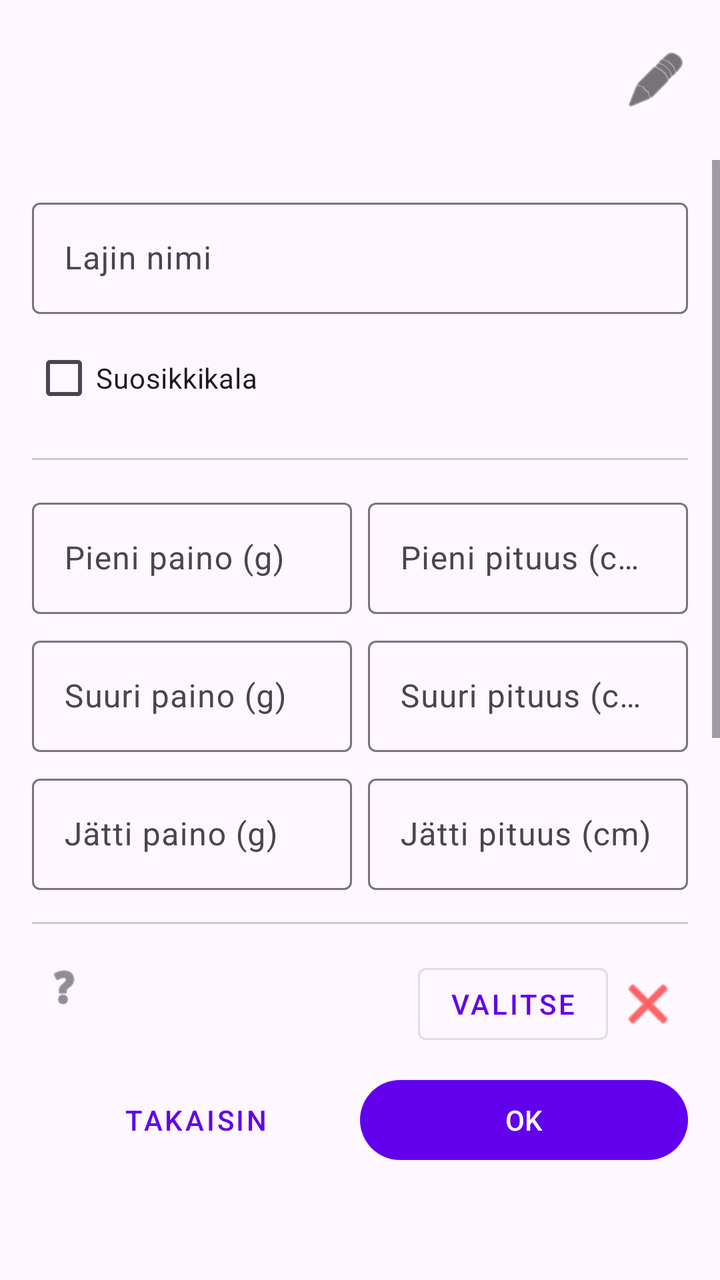
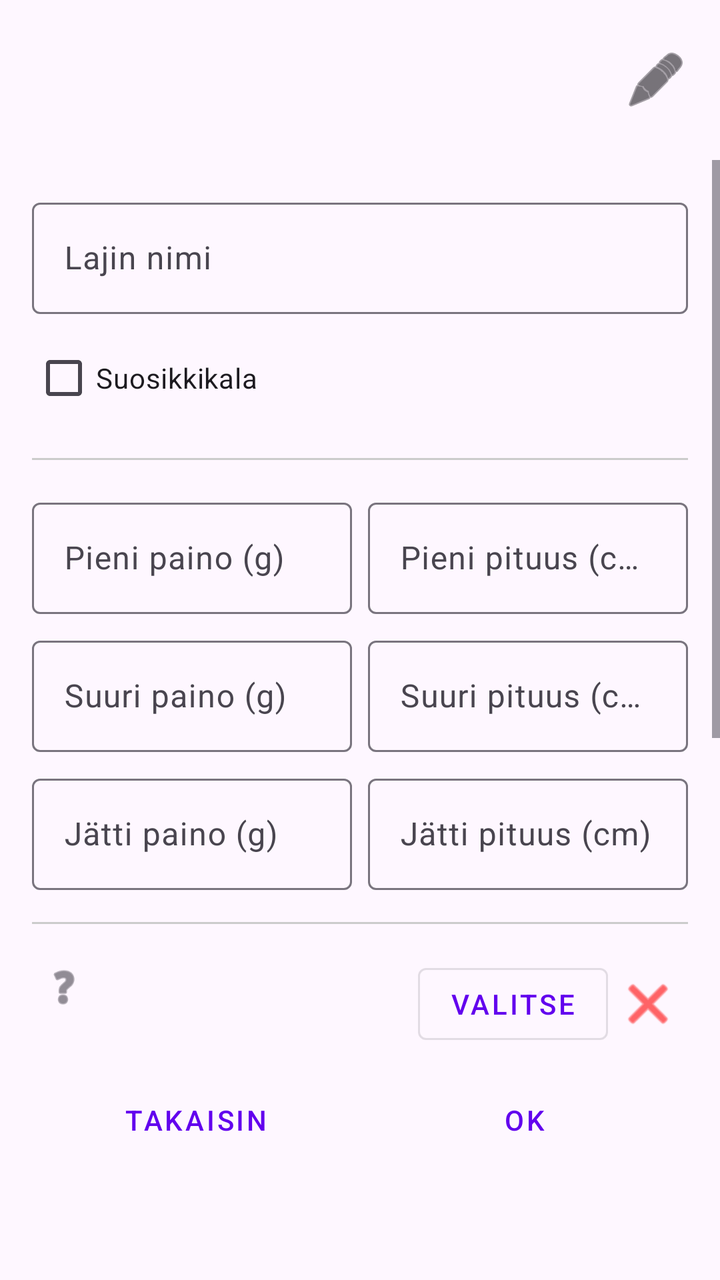

Two renders of the same Android screen: before a commit and after it. Below are the layout's source before the change and the commit's diff.
<!-- AndroidManifest.xml: application theme Theme.KalaKartta -->
<!-- res/layout/activity_edit_species_detail.xml -->
<?xml version="1.0" encoding="utf-8"?>
<LinearLayout xmlns:android="http://schemas.android.com/apk/res/android"
    android:layout_width="match_parent"
    android:layout_height="match_parent"
    android:orientation="vertical">

    <include layout="@layout/dialog_custom_title" />

    <ScrollView
        android:layout_width="match_parent"
        android:layout_height="0dp"
        android:layout_weight="1">

        <LinearLayout
            android:layout_width="match_parent"
            android:layout_height="wrap_content"
            android:orientation="vertical"
            android:padding="16dp">

            <com.google.android.material.textfield.TextInputLayout
                android:id="@+id/speciesNameLayout"
                android:layout_width="match_parent"
                android:layout_height="wrap_content"
                android:hint="@string/species_name">
                <com.google.android.material.textfield.TextInputEditText
                    android:id="@+id/speciesNameInput"
                    android:layout_width="match_parent"
                    android:layout_height="wrap_content"
                    android:inputType="textCapSentences" />
            </com.google.android.material.textfield.TextInputLayout>

            <CheckBox
                android:id="@+id/favouriteFishCheckBox"
                android:layout_width="match_parent"
                android:layout_height="wrap_content"
                android:layout_marginTop="8dp"
                android:text="@string/favourite_fish" />

            <View android:layout_width="match_parent" android:layout_height="1dp" android:background="#CCCCCC" android:layout_marginVertical="16dp" />

            <LinearLayout android:layout_width="match_parent" android:layout_height="wrap_content" android:orientation="horizontal">
                <com.google.android.material.textfield.TextInputLayout
                    android:layout_width="0dp" android:layout_height="wrap_content" android:layout_weight="1" android:hint="@string/small_weight" android:layout_marginEnd="4dp">
                    <com.google.android.material.textfield.TextInputEditText android:id="@+id/smallWeightInput" android:layout_width="match_parent" android:layout_height="wrap_content" android:inputType="number" />
                </com.google.android.material.textfield.TextInputLayout>
                <com.google.android.material.textfield.TextInputLayout
                    android:layout_width="0dp" android:layout_height="wrap_content" android:layout_weight="1" android:hint="@string/small_length" android:layout_marginStart="4dp">
                    <com.google.android.material.textfield.TextInputEditText android:id="@+id/smallLengthInput" android:layout_width="match_parent" android:layout_height="wrap_content" android:inputType="number" />
                </com.google.android.material.textfield.TextInputLayout>
            </LinearLayout>

            <LinearLayout android:layout_width="match_parent" android:layout_height="wrap_content" android:orientation="horizontal" android:layout_marginTop="8dp">
                <com.google.android.material.textfield.TextInputLayout
                    android:layout_width="0dp" android:layout_height="wrap_content" android:layout_weight="1" android:hint="@string/large_weight" android:layout_marginEnd="4dp">
                    <com.google.android.material.textfield.TextInputEditText android:id="@+id/largeWeightInput" android:layout_width="match_parent" android:layout_height="wrap_content" android:inputType="number" />
                </com.google.android.material.textfield.TextInputLayout>
                <com.google.android.material.textfield.TextInputLayout
                    android:layout_width="0dp" android:layout_height="wrap_content" android:layout_weight="1" android:hint="@string/large_length" android:layout_marginStart="4dp">
                    <com.google.android.material.textfield.TextInputEditText android:id="@+id/largeLengthInput" android:layout_width="match_parent" android:layout_height="wrap_content" android:inputType="number" />
                </com.google.android.material.textfield.TextInputLayout>
            </LinearLayout>

            <LinearLayout android:layout_width="match_parent" android:layout_height="wrap_content" android:orientation="horizontal" android:layout_marginTop="8dp">
                <com.google.android.material.textfield.TextInputLayout
                    android:layout_width="0dp" android:layout_height="wrap_content" android:layout_weight="1" android:hint="@string/giant_weight" android:layout_marginEnd="4dp">
                    <com.google.android.material.textfield.TextInputEditText android:id="@+id/giantWeightInput" android:layout_width="match_parent" android:layout_height="wrap_content" android:inputType="number" />
                </com.google.android.material.textfield.TextInputLayout>
                <com.google.android.material.textfield.TextInputLayout
                    android:layout_width="0dp" android:layout_height="wrap_content" android:layout_weight="1" android:hint="@string/giant_length" android:layout_marginStart="4dp">
                    <com.google.android.material.textfield.TextInputEditText android:id="@+id/giantLengthInput" android:layout_width="match_parent" android:layout_height="wrap_content" android:inputType="number" />
                </com.google.android.material.textfield.TextInputLayout>
            </LinearLayout>

            <View android:layout_width="match_parent" android:layout_height="1dp" android:background="#CCCCCC" android:layout_marginVertical="16dp" />

            <include layout="@layout/item_icon_edit" android:id="@+id/iconDefaultEdit" />
            <include layout="@layout/item_icon_edit" android:id="@+id/iconSmallEdit" />
            <include layout="@layout/item_icon_edit" android:id="@+id/iconLargeEdit" />
            <include layout="@layout/item_icon_edit" android:id="@+id/iconGiantEdit" />

        </LinearLayout>
    </ScrollView>

    <LinearLayout
        android:layout_width="match_parent"
        android:layout_height="wrap_content"
        android:orientation="horizontal"
        android:padding="16dp"
        android:layout_marginBottom="40dp">

        <com.google.android.material.button.MaterialButton
            android:id="@+id/backButton"
            style="@style/Widget.MaterialComponents.Button.TextButton"
            android:layout_width="0dp"
            android:layout_height="wrap_content"
            android:layout_weight="1"
            android:text="@string/back" />

        <com.google.android.material.button.MaterialButton
            android:id="@+id/deleteSpeciesButton"
            style="@style/Widget.MaterialComponents.Button.TextButton"
            android:layout_width="0dp"
            android:layout_height="wrap_content"
            android:layout_weight="1"
            android:text="@string/delete"
            android:textColor="#FF0000"
            android:visibility="gone" />

        <com.google.android.material.button.MaterialButton
            android:id="@+id/okButton"
            android:layout_width="0dp"
            android:layout_height="wrap_content"
            android:layout_weight="1"
            android:text="OK" />
    </LinearLayout>

</LinearLayout>
<!-- res/layout/dialog_custom_title.xml (included above) -->
<?xml version="1.0" encoding="utf-8"?>
<LinearLayout xmlns:android="http://schemas.android.com/apk/res/android"
    xmlns:app="http://schemas.android.com/apk/res-auto"
    android:layout_width="match_parent"
    android:layout_height="wrap_content"
    android:orientation="horizontal"
    android:gravity="center_vertical"
    android:paddingStart="24dp"
    android:paddingTop="16dp"
    android:paddingEnd="8dp"
    android:paddingBottom="16dp">

    <TextView
        android:id="@+id/dialogTitle"
        android:layout_width="wrap_content"
        android:layout_height="wrap_content"
        android:ellipsize="end"
        android:singleLine="true"
        android:textAppearance="@style/TextAppearance.AppCompat.Title" />

    <ImageView
        android:id="@+id/titleIcon"
        android:layout_width="32dp"
        android:layout_height="32dp"
        android:layout_marginStart="8dp"
        android:scaleType="centerInside"
        android:visibility="gone" />

    <View
        android:layout_width="0dp"
        android:layout_height="0dp"
        android:layout_weight="1" />
    
    <ImageButton
        android:id="@+id/editMenuButton"
        android:layout_width="48dp"
        android:layout_height="48dp"
        android:background="?attr/selectableItemBackgroundBorderless"
        android:contentDescription="@string/edit"
        android:src="@android:drawable/ic_menu_edit"
        app:tint="?android:attr/textColorPrimary" />

</LinearLayout>
<!-- res/layout/item_icon_edit.xml (included above) -->
<?xml version="1.0" encoding="utf-8"?>
<LinearLayout xmlns:android="http://schemas.android.com/apk/res/android"
    xmlns:app="http://schemas.android.com/apk/res-auto"
    android:layout_width="match_parent"
    android:layout_height="wrap_content"
    android:orientation="horizontal"
    android:gravity="center_vertical"
    android:layout_marginBottom="16dp">

    <LinearLayout
        android:layout_width="0dp"
        android:layout_height="wrap_content"
        android:layout_weight="1"
        android:orientation="vertical">

        <LinearLayout
            android:layout_width="wrap_content"
            android:layout_height="wrap_content"
            android:orientation="horizontal"
            android:gravity="center_vertical">

            <TextView
                android:id="@+id/iconLabel"
                android:layout_width="wrap_content"
                android:layout_height="wrap_content"
                android:textAppearance="@style/TextAppearance.AppCompat.Small" />

            <ImageView
                android:id="@+id/helpIcon"
                android:layout_width="24dp"
                android:layout_height="24dp"
                android:layout_marginStart="4dp"
                android:src="@android:drawable/ic_menu_help"
                app:tint="?android:attr/textColorSecondary" />
        </LinearLayout>

        <TextView
            android:id="@+id/iconPath"
            android:layout_width="match_parent"
            android:layout_height="wrap_content"
            android:textSize="12sp"
            android:textColor="?android:attr/textColorSecondary"
            android:ellipsize="middle"
            android:singleLine="true" />

    </LinearLayout>

    <ImageView
        android:id="@+id/iconPreview"
        android:layout_width="40dp"
        android:layout_height="40dp"
        android:layout_marginHorizontal="8dp"
        android:scaleType="centerInside" />

    <com.google.android.material.button.MaterialButton
        android:id="@+id/selectIconButton"
        style="@style/Widget.MaterialComponents.Button.OutlinedButton"
        android:layout_width="wrap_content"
        android:layout_height="wrap_content"
        android:text="Valitse" />

    <ImageButton
        android:id="@+id/deleteIconButton"
        android:layout_width="40dp"
        android:layout_height="40dp"
        android:background="?attr/selectableItemBackgroundBorderless"
        android:src="@android:drawable/ic_menu_close_clear_cancel"
        app:tint="#FF0000" />

</LinearLayout>
<!-- resources referenced by this layout -->
<resources>
  <string name="back">Takaisin</string>
  <string name="delete">Poista</string>
  <string name="edit">Muokkaa</string>
  <string name="favourite_fish">Suosikkikala</string>
  <string name="giant_length">Jätti pituus (cm)</string>
  <string name="giant_weight">Jätti paino (g)</string>
  <string name="large_length">Suuri pituus (cm)</string>
  <string name="large_weight">Suuri paino (g)</string>
  <string name="small_length">Pieni pituus (cm)</string>
  <string name="small_weight">Pieni paino (g)</string>
  <string name="species_name">Lajin nimi</string>
  <style name="Theme.KalaKartta" parent="Base.Theme.KalaKartta" />
  <style name="Base.Theme.KalaKartta" parent="Theme.Material3.DayNight.NoActionBar">
          
          <item name="colorPrimary">#6200EE</item>
          <item name="colorOnPrimary">#FFFFFF</item>
          <item name="editTextStyle">@style/Widget.AppCompat.EditText</item>
          <item name="android:spinnerStyle">@style/Widget.AppCompat.Spinner</item>
      </style>
</resources>

<!-- the commit's change to res/layout/activity_edit_species_detail.xml (unified diff, before → after) -->
@@ -108,6 +108,7 @@
 
         <com.google.android.material.button.MaterialButton
             android:id="@+id/okButton"
+            style="@style/Widget.MaterialComponents.Button.TextButton"
             android:layout_width="0dp"
             android:layout_height="wrap_content"
             android:layout_weight="1"
